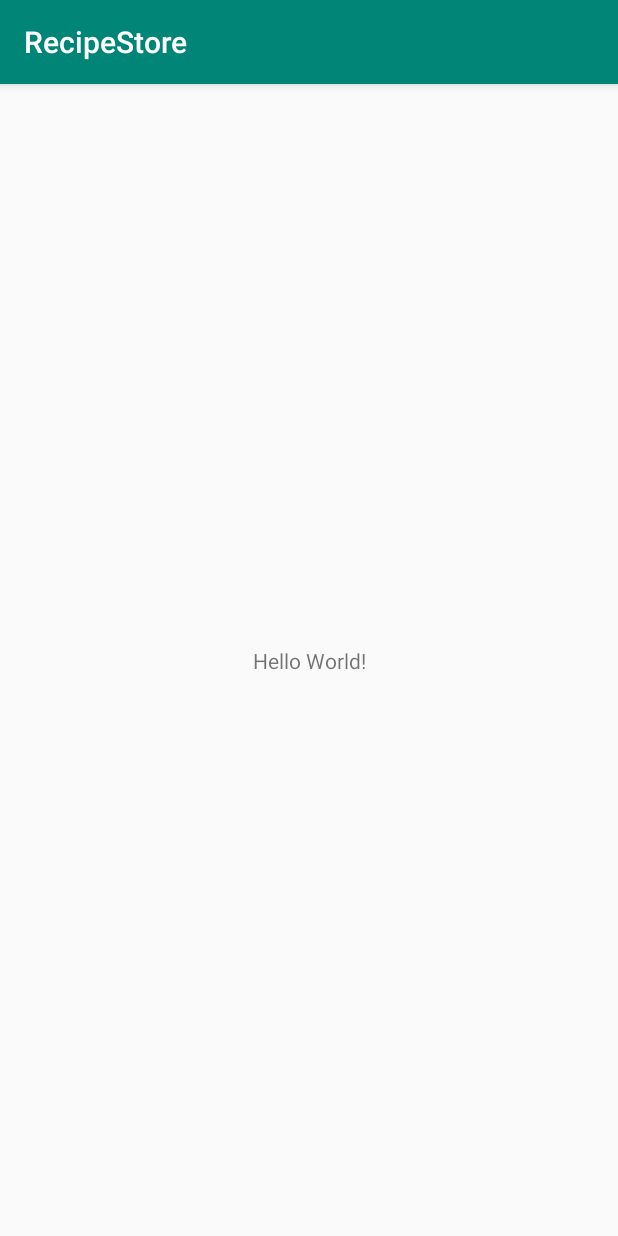
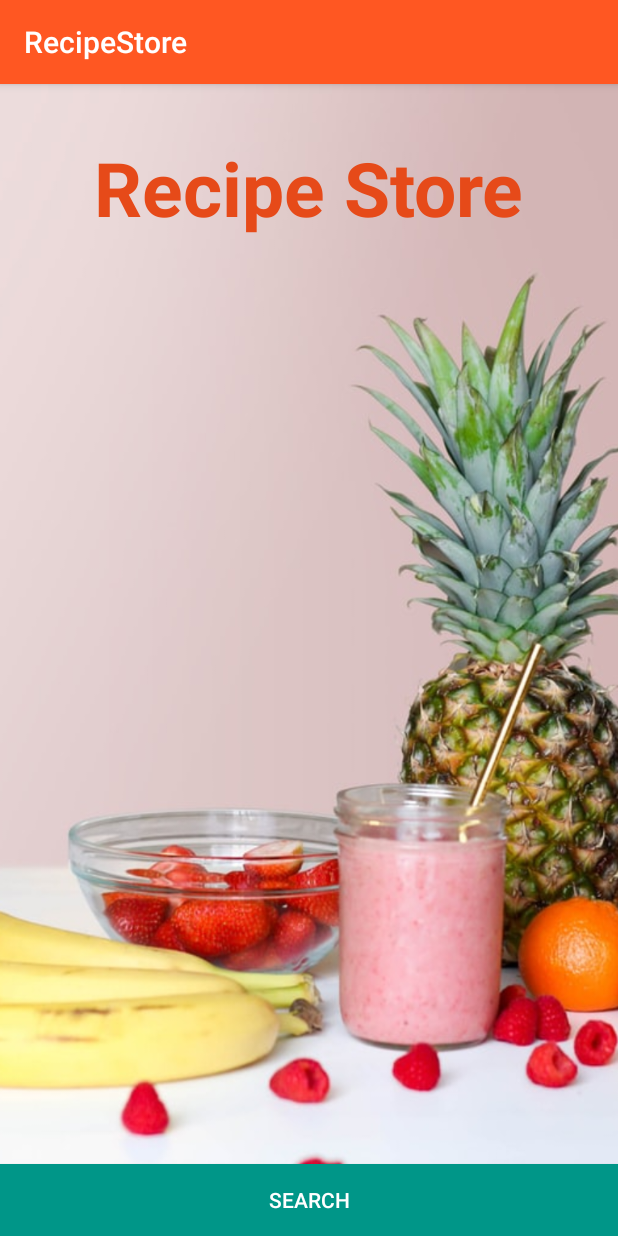
Before and after one commit to muyenzi/RecipeStore, an Android app: the screen it shows after launch (MainActivity), on a phone screen of 412 x 824 dp. Run offline under Robolectric (Android 15) with nearby library versions, the phone set to English and light mode, and no system bars.

Commit message:
added the background image and the search button

```diff
--- a/app/src/main/java/com/moringaschool/recipestore/MainActivity.java
+++ b/app/src/main/java/com/moringaschool/recipestore/MainActivity.java
@@ -3,12 +3,25 @@ package com.moringaschool.recipestore;
 import androidx.appcompat.app.AppCompatActivity;
 
 import android.os.Bundle;
+import android.view.View;
+import android.widget.Button;
+import android.widget.Toast;
 
 public class MainActivity extends AppCompatActivity {
+    private Button mSearch;
 
     @Override
     protected void onCreate(Bundle savedInstanceState) {
         super.onCreate(savedInstanceState);
         setContentView(R.layout.activity_main);
+
+        mSearch =(Button)findViewById(R.id.search_button);
+
+        mSearch.setOnClickListener(new View.OnClickListener() {
+            @Override
+            public void onClick(View v) {
+                Toast.makeText(MainActivity.this, "Search!", Toast.LENGTH_LONG).show();
+            }
+        });
     }
 }
--- a/app/src/main/res/layout/activity_main.xml
+++ b/app/src/main/res/layout/activity_main.xml
@@ -1,18 +1,39 @@
 <?xml version="1.0" encoding="utf-8"?>
-<androidx.constraintlayout.widget.ConstraintLayout xmlns:android="http://schemas.android.com/apk/res/android"
-    xmlns:app="http://schemas.android.com/apk/res-auto"
-    xmlns:tools="http://schemas.android.com/tools"
+<RelativeLayout xmlns:android="http://schemas.android.com/apk/res/android"
     android:layout_width="match_parent"
     android:layout_height="match_parent"
-    tools:context=".MainActivity">
+    android:background="@color/colorPrimaryText">
+
+
+    <ImageView
+        android:layout_width="wrap_content"
+        android:layout_height="match_parent"
+        android:id="@+id/imageView"
+        android:src="@drawable/smothie"
+        android:scaleType="centerCrop" />
 
     <TextView
+        android:id="@+id/appNameTextView"
         android:layout_width="wrap_content"
         android:layout_height="wrap_content"
-        android:text="Hello World!"
-        app:layout_constraintBottom_toBottomOf="parent"
-        app:layout_constraintLeft_toLeftOf="parent"
-        app:layout_constraintRight_toRightOf="parent"
-        app:layout_constraintTop_toTopOf="parent" />
+        android:layout_alignParentTop="true"
+        android:layout_centerHorizontal="true"
+        android:layout_marginTop="35dp"
+        android:text="Recipe Store"
+        android:textSize="50sp"
+        android:textStyle="bold"
+        android:textColor="@color/colorPrimaryDark" />
 
-</androidx.constraintlayout.widget.ConstraintLayout>
+
+    <Button
+        android:id="@+id/search_button"
+        android:layout_width="match_parent"
+        android:layout_height="wrap_content"
+        android:layout_alignParentBottom="true"
+        android:layout_centerHorizontal="true"
+        android:background="@color/colorAccent"
+        android:text="Search"
+        android:textColor="@color/colorTextIcons" />
+
+
+    </RelativeLayout>
--- a/app/src/main/res/values/colors.xml
+++ b/app/src/main/res/values/colors.xml
@@ -1,6 +1,11 @@
 <?xml version="1.0" encoding="utf-8"?>
 <resources>
-    <color name="colorPrimary">#008577</color>
-    <color name="colorPrimaryDark">#00574B</color>
-    <color name="colorAccent">#D81B60</color>
+    <color name="colorPrimary">#FF5722</color>
+    <color name="colorPrimaryDark">#E64A19</color>
+    <color name="colorPrimaryLight">#FFCCBC</color>
+    <color name="colorTextIcons">#FFFFFF</color>
+    <color name="colorAccent">#009688</color>
+    <color name="colorPrimaryText">#212121</color>
+    <color name="colorSecondaryText">#727272</color>
+    <color name="colorDivider">#B6B6B6</color>
 </resources>
```
Also changed, not shown: app/src/main/res/drawable/smothie.jpeg (added), 1 other file.
